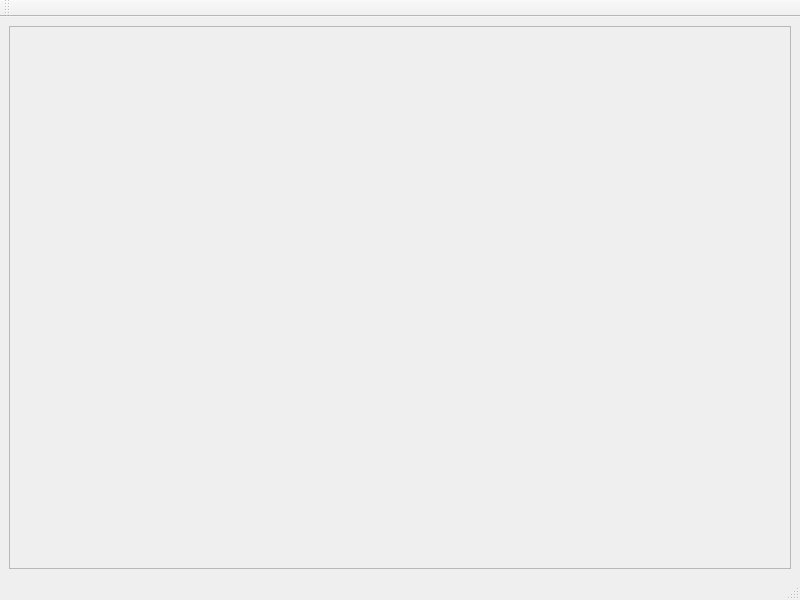
Above: Code/Editor/TamyEditor/renderingpipelineeditor.ui from cccZone/tamy before the change. Below: the same form after it.
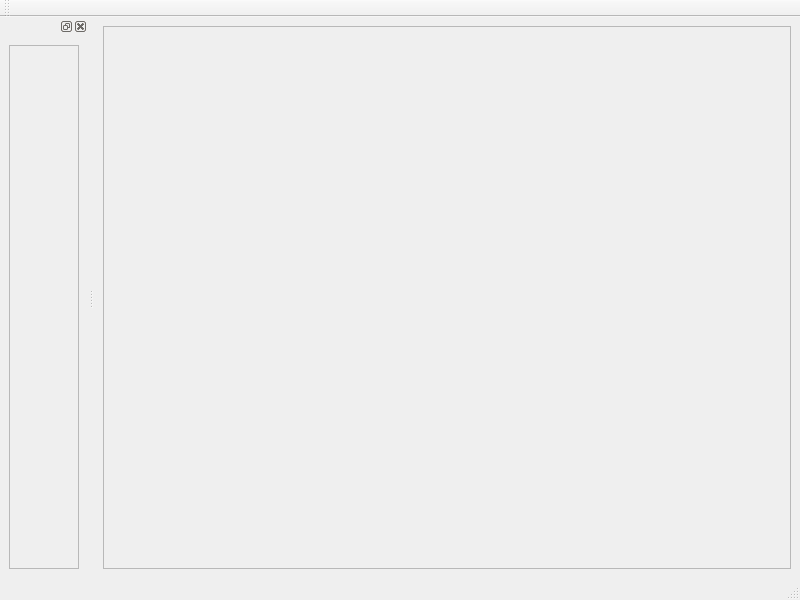
That is the form after the change.

Commit message: graph nodes properties edition

Patch:
```diff
--- a/Code/Editor/TamyEditor/renderingpipelineeditor.ui
+++ b/Code/Editor/TamyEditor/renderingpipelineeditor.ui
@@ -25,7 +25,7 @@
         <rect>
          <x>0</x>
          <y>0</y>
-         <width>780</width>
+         <width>592</width>
          <height>527</height>
         </rect>
        </property>
@@ -56,6 +56,32 @@
     <bool>false</bool>
    </attribute>
   </widget>
+  <widget class="QDockWidget" name="dockWidget">
+   <attribute name="dockWidgetArea">
+    <number>1</number>
+   </attribute>
+   <widget class="QWidget" name="dockWidgetContents">
+    <layout class="QVBoxLayout" name="verticalLayout">
+     <item>
+      <widget class="QScrollArea" name="scrollablePropertiesPanel">
+       <property name="widgetResizable">
+        <bool>true</bool>
+       </property>
+       <widget class="QWidget" name="scrollAreaWidgetContents_2">
+        <property name="geometry">
+         <rect>
+          <x>0</x>
+          <y>0</y>
+          <width>164</width>
+          <height>505</height>
+         </rect>
+        </property>
+       </widget>
+      </widget>
+     </item>
+    </layout>
+   </widget>
+  </widget>
  </widget>
  <resources/>
  <connections/>
```
The commit also changes 28 other files.
